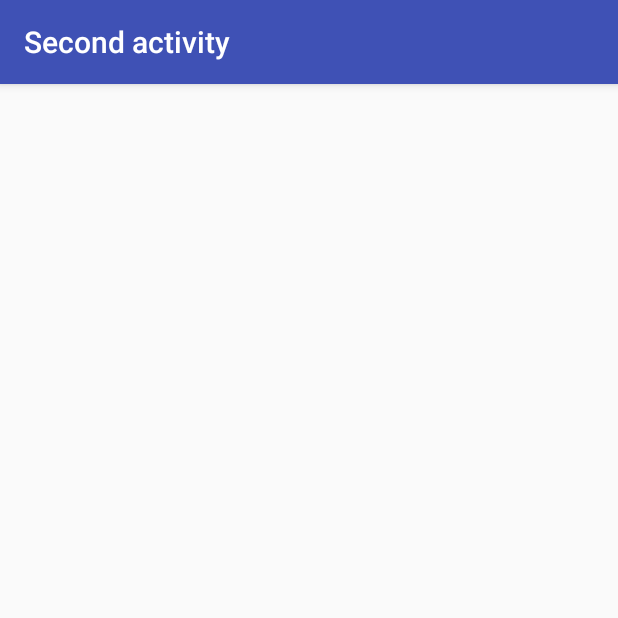
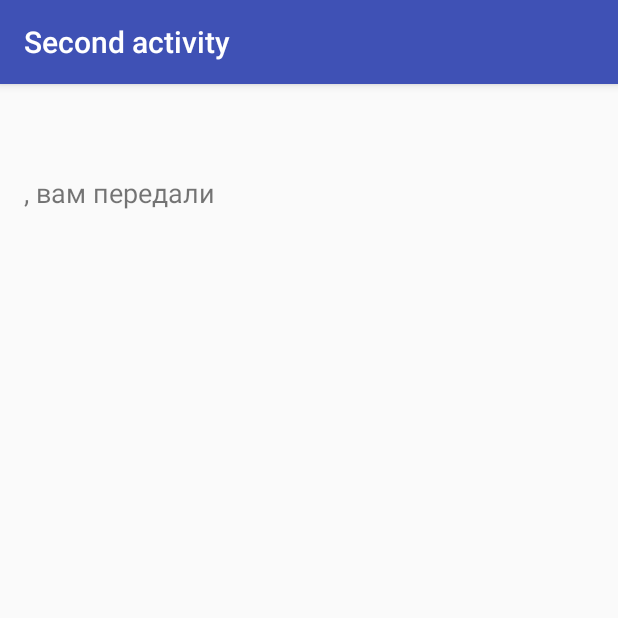
Before and after one commit to randomkorrektor/AndroidStudy, an Android app: the screen it shows after launch (BirthdayActivity), after a tap on "ПЕРЕДАТЬ", on a phone screen of 412 x 824 dp, the top half of it. Run offline under Robolectric (Android 15) with nearby library versions, the phone set to English and light mode, and no system bars.

Commit message:
Lesson 5.2 finished

```diff
--- a/AnotherScreen/app/src/main/java/com/example/rankor/anotherscreen/BirthdayActivity.java
+++ b/AnotherScreen/app/src/main/java/com/example/rankor/anotherscreen/BirthdayActivity.java
@@ -2,6 +2,7 @@ package com.example.rankor.anotherscreen;
 
 import android.support.v7.app.AppCompatActivity;
 import android.os.Bundle;
+import android.widget.TextView;
 
 public class BirthdayActivity extends AppCompatActivity {
 
@@ -9,5 +10,18 @@ public class BirthdayActivity extends AppCompatActivity {
     protected void onCreate(Bundle savedInstanceState) {
         super.onCreate(savedInstanceState);
         setContentView(R.layout.activity_birthday);
+
+        String user = "Животное";
+        String message = "дырку от бублика";
+
+        if ((getIntent().getExtras().getString("username") != null)
+                && (getIntent().getExtras().getString("gift") != null)){
+            user = getIntent().getExtras().getString("username");
+            message = getIntent().getExtras().getString("gift");
+        }
+
+
+        TextView infoTextView = (TextView)findViewById(R.id.infoTextView);
+        infoTextView.setText(user + ", вам передали " + message);
     }
 }
--- a/AnotherScreen/app/src/main/java/com/example/rankor/anotherscreen/MainActivity.java
+++ b/AnotherScreen/app/src/main/java/com/example/rankor/anotherscreen/MainActivity.java
@@ -3,23 +3,47 @@ package com.example.rankor.anotherscreen;
 import android.content.Intent;
 import android.support.v7.app.AppCompatActivity;
 import android.os.Bundle;
+import android.view.KeyEvent;
 import android.view.View;
+import android.widget.EditText;
 
 public class MainActivity extends AppCompatActivity {
+
+    private String name;
+    private EditText mEditTextName;
+    private EditText mEditTextMessage;
 
     @Override
     protected void onCreate(Bundle savedInstanceState) {
         super.onCreate(savedInstanceState);
         setContentView(R.layout.activity_main);
+
+        mEditTextName = (EditText)findViewById(R.id.editTextName);
+        mEditTextMessage = (EditText)findViewById(R.id.editTextMessage);
+
+        mEditTextName.setOnKeyListener(new View.OnKeyListener(){
+            public boolean onKey(View v, int keyCode, KeyEvent event){
+                if (event.getAction() == KeyEvent.ACTION_DOWN&&
+                        (keyCode == KeyEvent.KEYCODE_ENTER)){
+                    name = mEditTextName.getText().toString();
+                    return true;
+                }
+                return false;
+            }
+        });
+
     }
 
     public void onClick(View view) {
         Intent intent = new Intent(MainActivity.this, AboutActivity.class);
         startActivity(intent);
+
     }
 
     public void onClickBirtday(View view) {
         Intent intent2 = new Intent(MainActivity.this, BirthdayActivity.class);
+        intent2.putExtra("username", mEditTextName.getText().toString());
+        intent2.putExtra("gift", mEditTextMessage.getText().toString());
         startActivity(intent2);
     }
 }
--- a/AnotherScreen/app/src/main/res/layout/activity_birthday.xml
+++ b/AnotherScreen/app/src/main/res/layout/activity_birthday.xml
@@ -10,4 +10,13 @@
     android:paddingTop="@dimen/activity_vertical_margin"
     tools:context="com.example.rankor.anotherscreen.BirthdayActivity">
 
+    <TextView
+        android:layout_width="wrap_content"
+        android:layout_height="wrap_content"
+        android:layout_alignParentTop="true"
+        android:layout_marginTop="44dp"
+        android:id="@+id/infoTextView"
+        android:textSize="18sp"
+        android:layout_alignParentStart="true"
+        android:layout_alignParentEnd="true" />
 </RelativeLayout>
```
